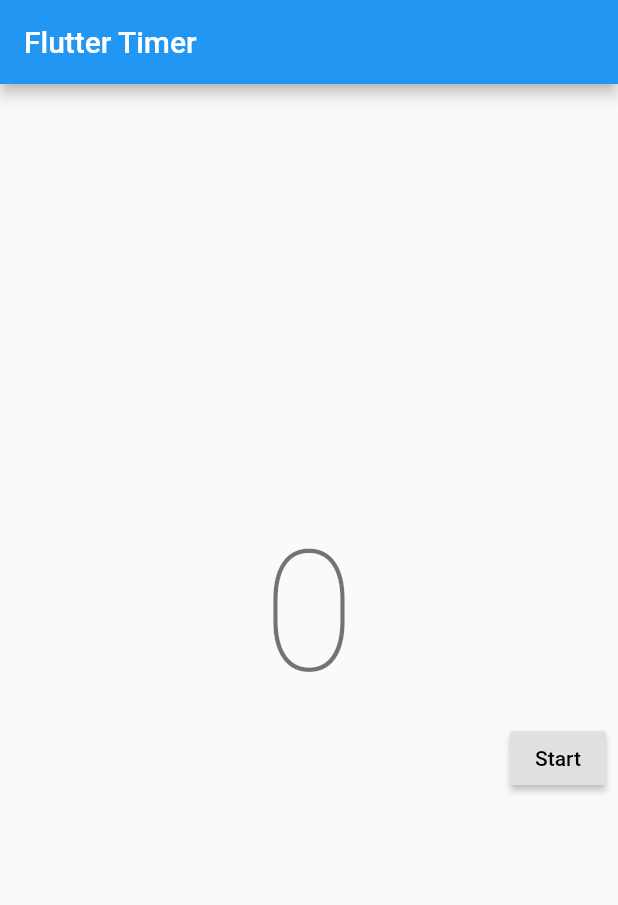
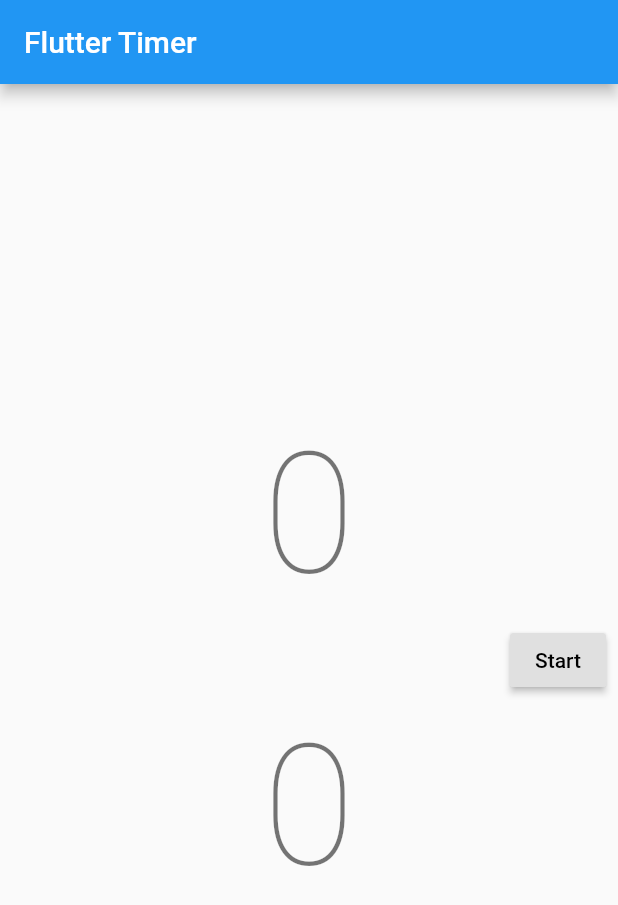
Before and after one commit to pmpuro/itimer, a Flutter app: the screen it shows after launch, on a phone screen of 412 x 824 dp. Shown: the top 905 px of the screen. Run offline on Flutter 3.47's test engine with Material 2 defaults, Android fonts, the phone set to English and light mode, and no system bars.

Commit message:
How do you have two instances of a data model?

```diff
--- a/lib/my_home_page.dart
+++ b/lib/my_home_page.dart
@@ -32,7 +32,8 @@
                   child: Text('Start'),
                 )
               ],
-            )
+            ),
+            RemainingTimeWidget(),
           ],
         ),
       ),
```
